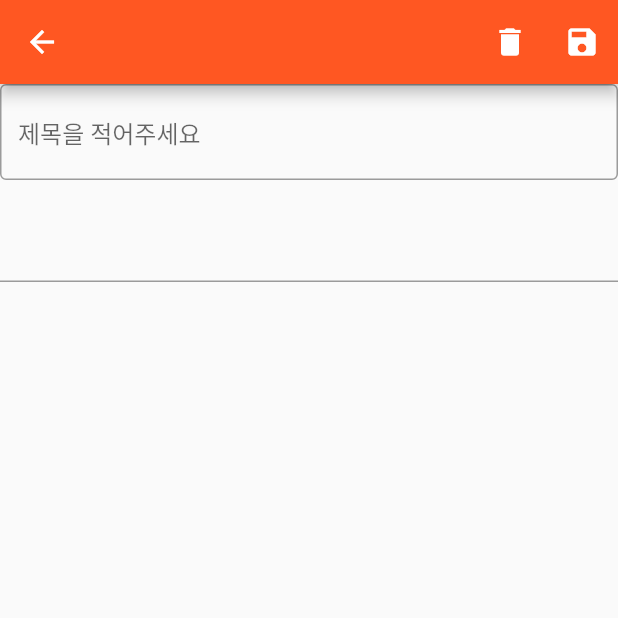
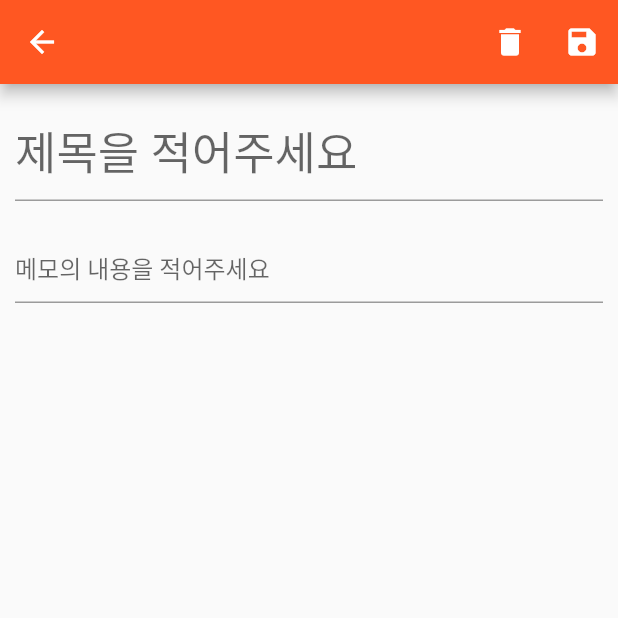
Before and after one commit to qkrwjdan/memomemo, a Flutter app: the EditPage screen opened directly, on a phone screen of 412 x 824 dp, the top half of it. Run offline on Flutter 3.47's test engine with Material 2 defaults, Android fonts, the phone set to English and light mode, and no system bars.

Commit message:
15강 메모쓰기 페이지 만들기

```diff
--- a/lib/screens/edit.dart
+++ b/lib/screens/edit.dart
@@ -6,24 +6,27 @@ class EditPage extends StatelessWidget {
   @override
   Widget build(BuildContext context) {
     return Scaffold(
-      appBar: AppBar(
-        actions: <Widget>[
-          IconButton(onPressed: (){}, icon: const Icon(Icons.delete)),
-          IconButton(onPressed: (){}, icon: const Icon(Icons.save))
-        ]
+      appBar: AppBar(actions: <Widget>[
+        IconButton(onPressed: () {}, icon: const Icon(Icons.delete)),
+        IconButton(onPressed: () {}, icon: const Icon(Icons.save))
+      ]),
+      body: Padding(
+        padding: EdgeInsets.all(10),
+        child: Column(
+          children: <Widget>[
+            TextField(
+                style: TextStyle(fontSize: 30, fontWeight: FontWeight.w500),
+                keyboardType: TextInputType.multiline,
+                maxLines: null,
+                decoration: InputDecoration(hintText: '제목을 적어주세요')),
+            Padding(padding: EdgeInsets.all(10)),
+            TextField(
+                keyboardType: TextInputType.multiline,
+                maxLines: null,
+                decoration: InputDecoration(hintText: '메모의 내용을 적어주세요')),
+          ],
+        ),
       ),
-      body: Column(
-        children: <Widget>[
-          TextField(
-          decoration: InputDecoration(
-            border: OutlineInputBorder(),
-            hintText: '제목을 적어주세요'
-          )
-          ),
-          Padding(padding: EdgeInsets.all(10)),
-          TextField(),
-        ],
-      )
     );
   }
 }
```
